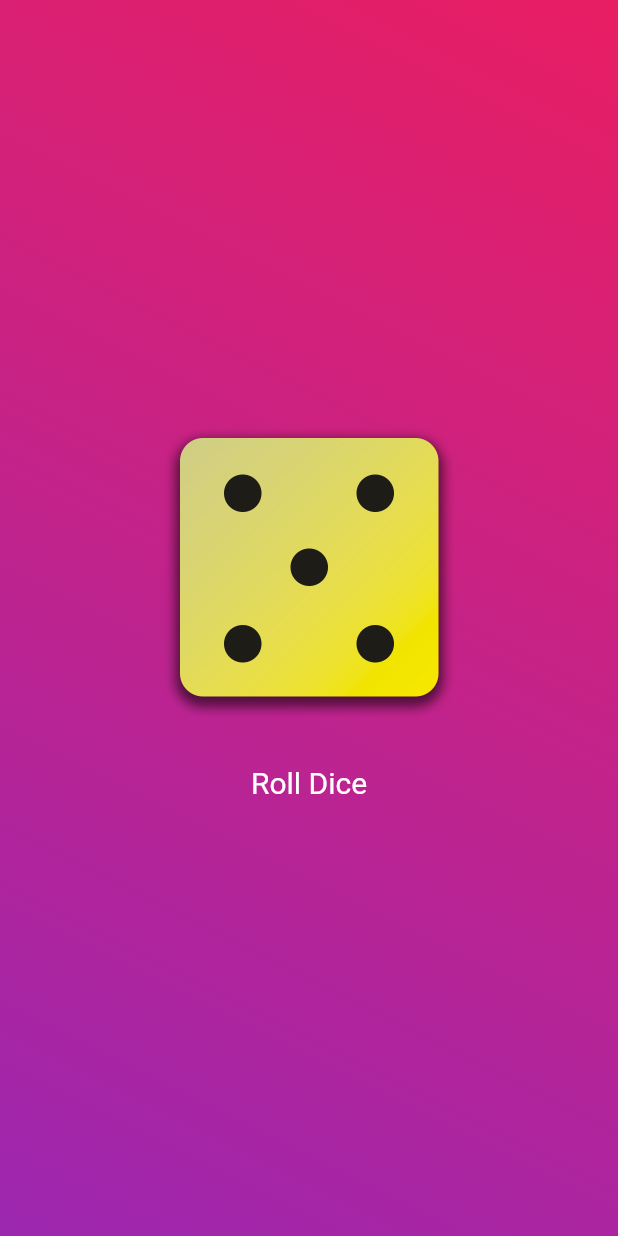
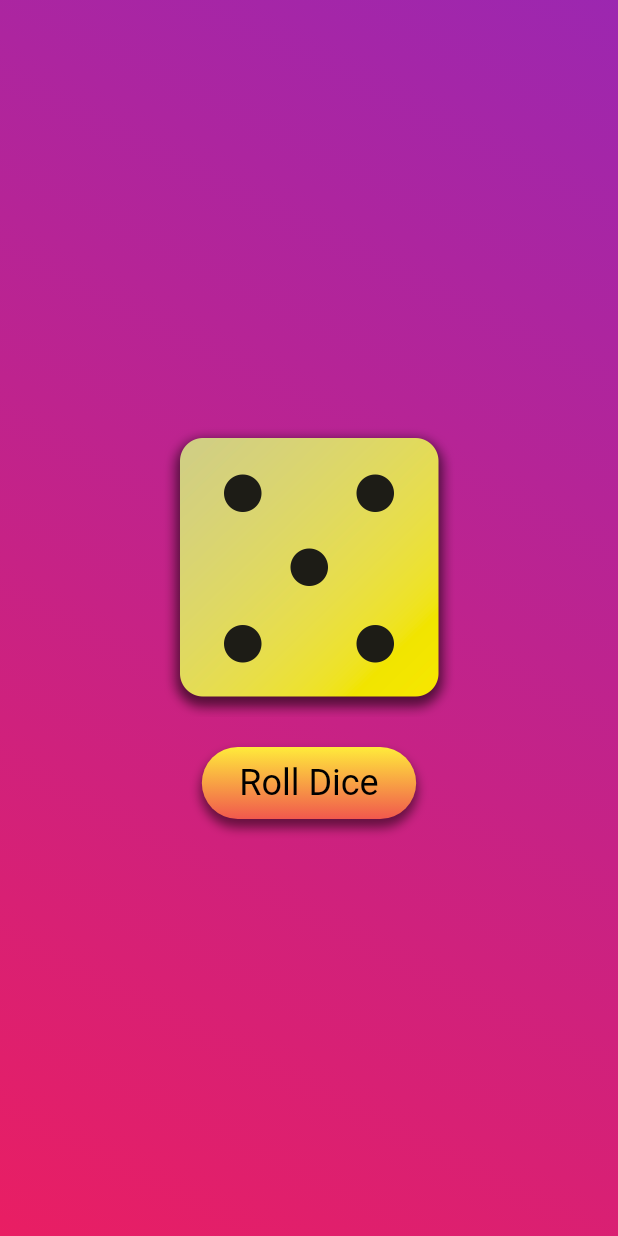
Before and after one commit to thieng101/flutter_application_1, a Flutter app: the screen it shows after launch, after a tap on "Roll Dice", on a phone screen of 412 x 824 dp. Run offline on Flutter 3.47's test engine with Material 3 defaults, Android fonts, the phone set to English and light mode, and no system bars.

Commit message:
made animation effect on dice

```diff
--- a/lib/dice_roller.dart
+++ b/lib/dice_roller.dart
@@ -1,25 +1,93 @@
 import 'package:flutter/material.dart';
 import 'dart:math';
 
-final randomizer = Random();
+void main() {
+  runApp(const MyApp());
+}
 
-class DiceRoller extends StatefulWidget {
-  const DiceRoller({super.key});
+class MyApp extends StatelessWidget {
+  const MyApp({Key? key}) : super(key: key);
 
   @override
-  State<DiceRoller> createState() {
-    return _DiceRollerState();
+  Widget build(BuildContext context) {
+    return MaterialApp(
+      title: 'Dice Roller',
+      theme: ThemeData(
+        primarySwatch: Colors.blue,
+      ),
+      home: const Scaffold(
+        backgroundColor: Colors.white,
+        body: Center(
+          child: DiceRoller(),
+        ),
+      ),
+    );
   }
 }
 
-class _DiceRollerState extends State<DiceRoller> {
-  var currentDiceRoll = 2;
+class DiceRoller extends StatefulWidget {
+  const DiceRoller({Key? key}) : super(key: key);
+
+  @override
+  _DiceRollerState createState() => _DiceRollerState();
+}
+
+class _DiceRollerState extends State<DiceRoller>
+    with SingleTickerProviderStateMixin {
+  int currentDiceRoll = 1;
+  late AnimationController _controller;
+  late Animation<double> _rotationAnimation;
+
+  @override
+  void initState() {
+    super.initState();
+    _controller = AnimationController(
+      duration: const Duration(milliseconds: 500),
+      vsync: this,
+    );
+    _rotationAnimation = Tween(begin: 0.0, end: pi * 2).animate(
+      CurvedAnimation(
+        parent: _controller,
+        curve: Curves.easeOut,
+      ),
+    );
+  }
 
   void rollDice() {
+    int newRoll;
+    do {
+      newRoll = Random().nextInt(6) + 1; // Dice numbers go from 1 to 6
+    } while (newRoll == currentDiceRoll);
+
     setState(() {
-      currentDiceRoll = randomizer.nextInt(6) + 1; // 0 <> 6
+      currentDiceRoll = newRoll; // Update the state with the new different roll
     });
-    // print("Rolling " + activeDiceImage);
+
+    _controller.forward(from: 0); // Start the animation from 0 each time
+  }
+
+  @override
+  void dispose() {
+    _controller.dispose();
+    super.dispose();
+  }
+
+  Widget _buildDiceImage() {
+    return AnimatedBuilder(
+      animation: _rotationAnimation,
+      builder: (context, child) {
+        final rotationAngle = _rotationAnimation.value;
+        return Transform.rotate(
+          angle: rotationAngle,
+          child: child,
+        );
+      },
+      child: Container(
+        width: 200,
+        height: 200,
+        child: Image.asset('assets/image/dice-$currentDiceRoll.png'),
+      ),
+    );
   }
 
   @override
@@ -29,18 +97,56 @@ class _DiceRollerState extends State<DiceRoller> {
       children: [
         Padding(
           padding: const EdgeInsets.only(bottom: 20),
-          child:
-              Image.asset('assets/image/dice-$currentDiceRoll.png', width: 200),
+          child: _buildDiceImage(),
         ),
-        // const SizedBox(height: 20),
-        TextButton(
+        Container(
+          decoration: BoxDecoration(
+            borderRadius: BorderRadius.circular(
+                30), // Match container's border radius with button
+            gradient: const LinearGradient(
+              begin: Alignment.topCenter,
+              end: Alignment.bottomCenter,
+              colors: [
+                Colors.yellow,
+                Color.fromARGB(255, 241, 88, 77),
+              ],
+            ),
+            boxShadow: [
+              BoxShadow(
+                color: Colors.black.withOpacity(0.5),
+                spreadRadius: 1,
+                blurRadius: 5,
+                offset: Offset(0, 5), // Changes position of shadow
+              ),
+            ],
+          ),
+          child: ElevatedButton(
             onPressed: rollDice,
-            style: TextButton.styleFrom(
-              foregroundColor: Colors.white,
-              // backgroundColor: Colors.black,
-              textStyle: const TextStyle(fontSize: 20),
+            style: ButtonStyle(
+              backgroundColor: MaterialStateProperty.all(Colors.transparent),
+              // More properties here...
+              shape: MaterialStateProperty.all<RoundedRectangleBorder>(
+                RoundedRectangleBorder(
+                  borderRadius: BorderRadius.circular(30),
+                ),
+              ),
+              elevation: MaterialStateProperty.all(
+                  0), // Disable elevation for button, it's on the container
+              foregroundColor: MaterialStateProperty.all(Colors.black),
+              textStyle: MaterialStateProperty.all<TextStyle>(
+                const TextStyle(
+                  fontSize: 24, // Adjust font size here
+                ),
+              ),
+              padding: MaterialStateProperty.all<EdgeInsets>(
+                const EdgeInsets.symmetric(
+                    horizontal: 25, vertical: 10), // Adjust padding
+              ),
+              shadowColor: MaterialStateProperty.all(Colors.transparent),
             ),
-            child: const Text("Roll Dice"))
+            child: const Text("Roll Dice"),
+          ),
+        )
       ],
     );
   }
--- a/lib/main.dart
+++ b/lib/main.dart
@@ -7,7 +7,7 @@ void main() {
       home: Scaffold(
         backgroundColor: Colors.pink,
         body: GradientContainer(
-          colors: [Colors.pink, Colors.purple],
+          colors: [Colors.purple, Colors.pink],
         ),
       ),
     ),
```
Also changed, not shown: lib/test.dart (+77 -17 lines).
